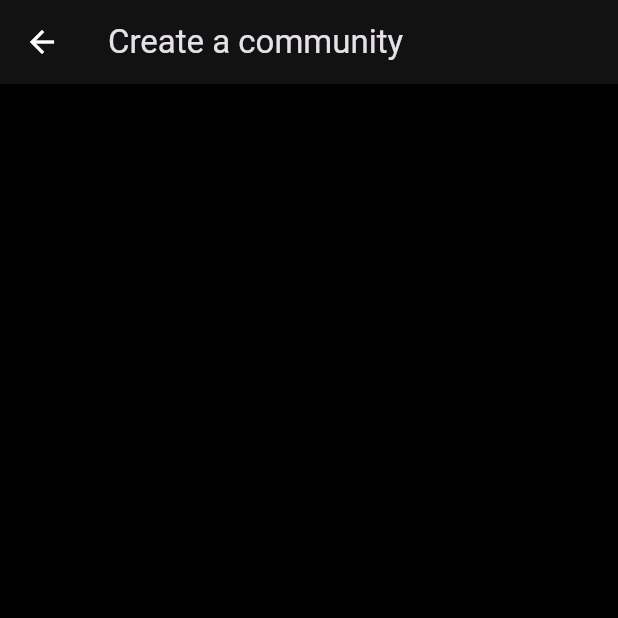
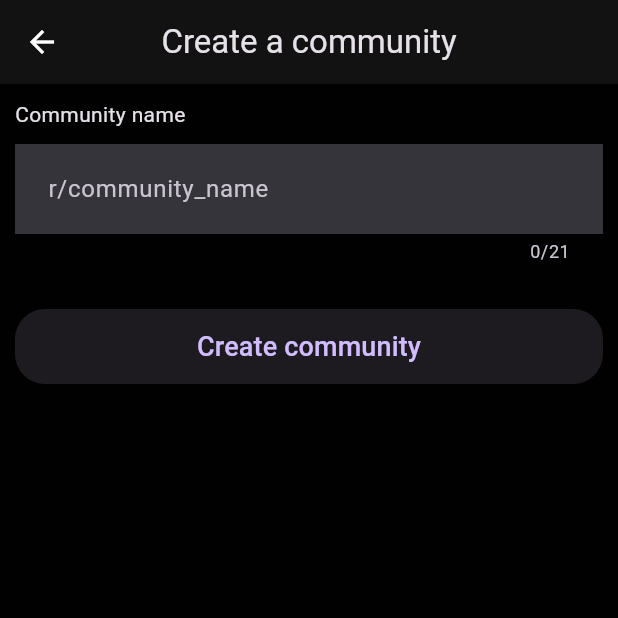
Before and after one commit to iamayushsharmaa/Reddit-Spark-talk, a Flutter app: the CreateCommunityScreen screen opened directly, on a phone screen of 412 x 824 dp, the top half of it. Run offline on Flutter 3.47's test engine with Material 3 defaults, Android fonts, the phone set to English and light mode, and no system bars; our stand-ins replace cloud_firestore, firebase_auth, firebase_core, firebase_storage, flutter_riverpod, fpdart and 3 more; missing offline and left inert: dart:ffi; accounts and stored records are empty; network calls fail.

Commit message:
feature- communities

```diff
--- a/lib/core/providers/firebase_providers.dart
+++ b/lib/core/providers/firebase_providers.dart
@@ -4,7 +4,7 @@ import 'package:firebase_storage/firebase_storage.dart';
 import 'package:flutter_riverpod/flutter_riverpod.dart';
 import 'package:google_sign_in/google_sign_in.dart';
 
-final firebaseFirestoreProvider = Provider((ref) => FirebaseFirestore.instance);
+final firestoreProvider = Provider((ref) => FirebaseFirestore.instance);
 final authProvider = Provider((ref) => FirebaseAuth.instance);
 final firebaseStorageProvider = Provider((ref) => FirebaseStorage.instance);
 final googleSignInProvider = Provider((ref) => GoogleSignIn());
--- a/lib/features/auth/repository/auth_repository.dart
+++ b/lib/features/auth/repository/auth_repository.dart
@@ -13,7 +13,7 @@ import '../../../core/providers/firebase_providers.dart';
 
 final authRepositoryProvider = Provider(
   (ref) => AuthRepository(
-    firebaseFirestore: ref.read(firebaseFirestoreProvider),
+    firebaseFirestore: ref.read(firestoreProvider),
     auth: ref.read(authProvider),
     googleSignIn: ref.read(googleSignInProvider),
   ),
--- /dev/null
+++ b/lib/features/community/controller/community_controller.dart
@@ -0,0 +1,48 @@
+import 'package:flutter/cupertino.dart';
+import 'package:flutter_riverpod/flutter_riverpod.dart';
+import 'package:routemaster/routemaster.dart';
+import 'package:spark_talk_reddit/core/constant/constants.dart';
+import 'package:spark_talk_reddit/core/utils.dart';
+import 'package:spark_talk_reddit/features/auth/controller/auth_controller.dart';
+import 'package:spark_talk_reddit/features/community/repository/community_repository.dart';
+import 'package:spark_talk_reddit/models/community_model.dart';
+
+final communityControllerProvider = StateNotifierProvider<CommunityController, bool>((ref) {
+  final communityRepository = ref.read(communityRepositoryProvider);
+  return CommunityController(
+    communityRepository: communityRepository,
+    ref: ref,
+  );
+});
+
+class CommunityController extends StateNotifier<bool> {
+  final CommunityRepository _communityRepository;
+  final Ref _ref;
+
+  CommunityController({
+    required CommunityRepository communityRepository,
+    required Ref ref,
+  }) : _communityRepository = communityRepository,
+       _ref = ref,
+       super(false);
+
+  void createCommunity(String name, BuildContext context) async {
+    state = true;
+    final uid = _ref.read(userProvider)?.uid ?? '';
+    Community community = Community(
+      id: name,
+      name: name,
+      banner: Constants.bannerDefault,
+      avatar: Constants.avatarDefault,
+      members: [uid],
+      mods: [uid],
+    );
+
+    final res = await _communityRepository.createCommunity(community);
+    state = false;
+    res.fold((l) => showSnackBar(context, l.message), (r) {
+      showSnackBar(context, 'Community created successfully');
+      Routemaster.of(context).pop();
+    });
+  }
+}
--- /dev/null
+++ b/lib/features/community/repository/community_repository.dart
@@ -0,0 +1,47 @@
+import 'package:cloud_firestore/cloud_firestore.dart';
+import 'package:flutter_riverpod/flutter_riverpod.dart';
+import 'package:fpdart/fpdart.dart';
+import 'package:spark_talk_reddit/core/constant/firestore_constants.dart';
+import 'package:spark_talk_reddit/core/failure.dart';
+import 'package:spark_talk_reddit/core/providers/firebase_providers.dart';
+import 'package:spark_talk_reddit/core/type_defs.dart';
+import 'package:spark_talk_reddit/models/community_model.dart';
+
+final communityRepositoryProvider = Provider(
+  (ref) => CommunityRepository(
+      firestore: ref.read(firestoreProvider)
+  ),
+);
+
+class CommunityRepository {
+  final FirebaseFirestore _firestore;
+
+  CommunityRepository({required FirebaseFirestore firestore})
+    : _firestore = firestore;
+
+  FutureVoid createCommunity(Community community) async {
+    try {
+      final communityDoc = await _communities.doc(community.name).get();
+      if (communityDoc.exists) {
+        throw 'Community with the same name already exists';
+      }
+      return right(_communities.doc(community.name).set(community.toMap()));
+    } on FirebaseException catch (e) {
+      throw e.message!;
+    } catch (e) {
+      return left(Failure(e.toString()));
+    }
+  }
+
+  Stream<List<Community>> getUsersCommunity(String uid){
+    return _communities.where('members', arrayContains: uid).snapshots().map((event) {
+      List<Community> communities = [];
+      for(var doc in event.docs){
+        communities.add(Community.fromMap(doc.data() as Map<String, dynamic>));
+      }
+      return communities;
+    },);
+  }
+
+  CollectionReference get _communities => _firestore.collection(FirebaseConstant.communityCollection);
+}
--- a/lib/features/community/screens/create_community_screen.dart
+++ b/lib/features/community/screens/create_community_screen.dart
@@ -1,5 +1,7 @@
 import 'package:flutter/material.dart';
 import 'package:flutter_riverpod/flutter_riverpod.dart';
+import 'package:spark_talk_reddit/core/common/loader.dart';
+import 'package:spark_talk_reddit/features/community/controller/community_controller.dart';
 
 class CreateCommunityScreen extends ConsumerStatefulWidget {
   const CreateCommunityScreen({super.key});
@@ -9,11 +11,60 @@ class CreateCommunityScreen extends ConsumerStatefulWidget {
 }
 
 class _CreateCommunityScreenState extends ConsumerState<CreateCommunityScreen> {
+  final communityNameController = TextEditingController();
+
+  @override
+  void dispose() {
+    communityNameController.dispose();
+    super.dispose();
+  }
+
+  void createCommunity() {
+    ref
+        .read(communityControllerProvider.notifier)
+        .createCommunity(communityNameController.text.trim(), context);
+  }
+
   @override
   Widget build(BuildContext context) {
+    final isLoading = ref.watch(communityControllerProvider);
     return Scaffold(
       appBar: AppBar(
         title: const Text('Create a community'),
+        centerTitle: true,
+      ),
+      body: isLoading ? const Loader() :Padding(
+        padding: const EdgeInsets.all(10.0),
+        child: Column(
+          children: [
+            const Align(
+              alignment: Alignment.topLeft,
+              child: Text('Community name'),
+            ),
+            const SizedBox(height: 10),
+            TextField(
+              controller: communityNameController,
+              decoration: const InputDecoration(
+                hintText: 'r/community_name',
+                filled: true,
+                border: InputBorder.none,
+                contentPadding: EdgeInsets.all(18),
+              ),
+              maxLength: 21,
+            ),
+            const SizedBox(height: 30),
+            ElevatedButton(
+              onPressed: () {},
+              style: ElevatedButton.styleFrom(
+                minimumSize: const Size(double.infinity, 50),
+                shape: RoundedRectangleBorder(
+                  borderRadius: BorderRadius.circular(20),
+                ),
+              ),
+              child: Text('Create community', style: TextStyle(fontSize: 18)),
+            ),
+          ],
+        ),
       ),
     );
   }
--- /dev/null
+++ b/lib/models/community_model.dart
@@ -0,0 +1,84 @@
+class Community {
+  final String id;
+  final String name;
+  final String banner;
+  final String avatar;
+  final List<String> members;
+  final List<String> mods;
+
+  Community({
+    required this.id,
+    required this.name,
+    required this.banner,
+    required this.avatar,
+    required this.members,
+    required this.mods,
+  });
+
+  Map<String, dynamic> toMap() {
+    return {
+      'id': this.id,
+      'name': this.name,
+      'banner': this.banner,
+      'avatar': this.avatar,
+      'members': this.members,
+      'mods': this.mods,
+    };
+  }
+
+  factory Community.fromMap(Map<String, dynamic> map) {
+    return Community(
+      id: map['id'] as String,
+      name: map['name'] as String,
+      banner: map['banner'] as String,
+      avatar: map['avatar'] as String,
+      members: map['members'] as List<String>,
+      mods: map['mods'] as List<String>,
+    );
+  }
+
+
+  @override
+  bool operator ==(Object other) =>
+      identical(this, other) ||
+      other is Community &&
+          runtimeType == other.runtimeType &&
+          id == other.id &&
+          name == other.name &&
+          banner == other.banner &&
+          avatar == other.avatar &&
+          members == other.members &&
+          mods == other.mods;
+
+  @override
+  int get hashCode =>
+      id.hashCode ^
+      name.hashCode ^
+      banner.hashCode ^
+      avatar.hashCode ^
+      members.hashCode ^
+      mods.hashCode;
+
+  @override
+  String toString() {
+    return 'Community{id: $id, name: $name, banner: $banner, avatar: $avatar, members: $members, mods: $mods}';
+  }
+
+  Community copyWith({
+    String? id,
+    String? name,
+    String? banner,
+    String? avatar,
+    List<String>? members,
+    List<String>? mods,
+  }) {
+    return Community(
+      id: id ?? this.id,
+      name: name ?? this.name,
+      banner: banner ?? this.banner,
+      avatar: avatar ?? this.avatar,
+      members: members ?? this.members,
+      mods: mods ?? this.mods,
+    );
+  }
+}
```
